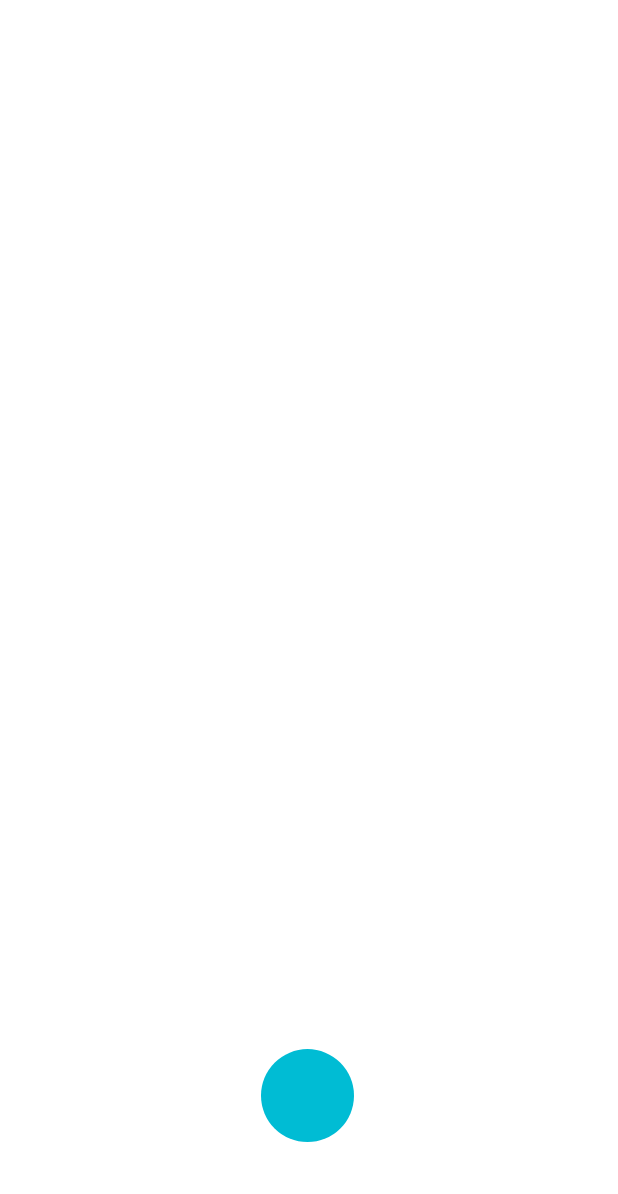
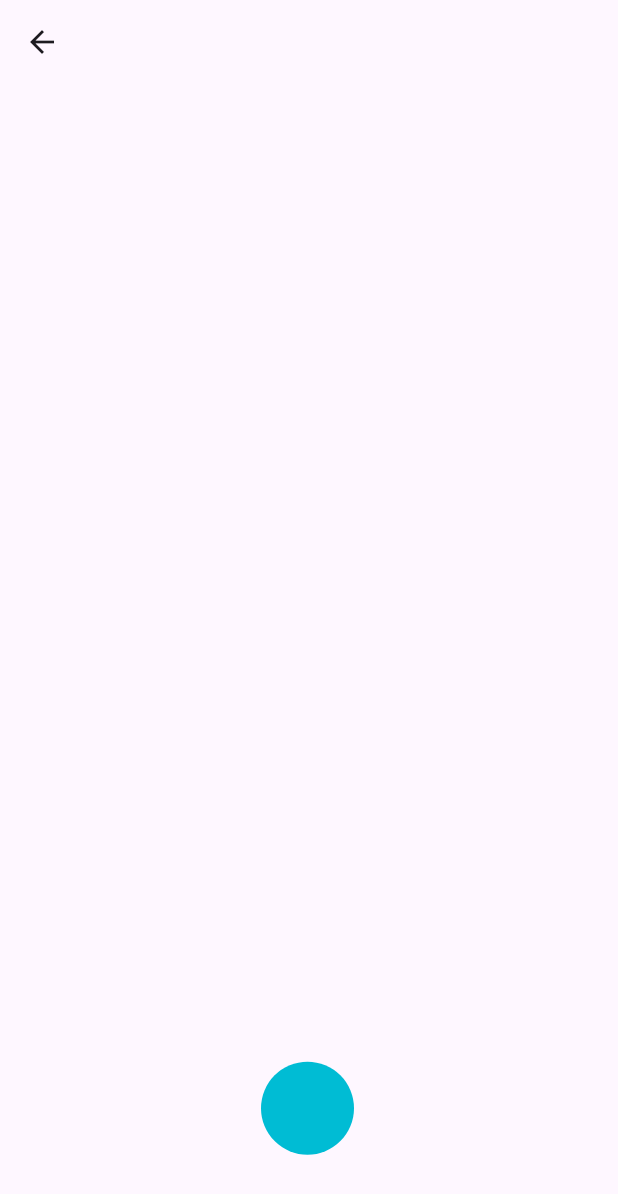
Before and after one commit to Leonamin/shrew_kit, a Flutter app: the ConcentricView screen opened by its route, on a phone screen of 412 x 824 dp. Shown: the top 1194 px of the screen. Run offline on Flutter 3.47's test engine with Material 2 defaults, Android fonts, the phone set to English and light mode, and no system bars; our stand-ins replace flutter_svg, go_router.

Commit message:
# EDIT - 앱바 뒤로가기

```diff
--- a/lib/view/concentric/concentric_view.dart
+++ b/lib/view/concentric/concentric_view.dart
@@ -24,7 +24,9 @@ class _ConcentricViewState extends State<ConcentricView>
 
   @override
   Widget build(BuildContext context) {
-    return AnimatedBuilder(
+    return Scaffold(
+      appBar: AppBar(),
+      body: AnimatedBuilder(
         animation: _controller,
         builder: (context, child) {
           return ClipPath(
@@ -60,6 +62,7 @@ class _ConcentricViewState extends State<ConcentricView>
             ),
           );
         },
+      ),
     );
   }
 }
--- a/lib/view/cube_transition/cube_hamster_view.dart
+++ b/lib/view/cube_transition/cube_hamster_view.dart
@@ -11,6 +11,7 @@ class CubeHamsterView extends StatelessWidget {
   @override
   Widget build(BuildContext context) {
     return Scaffold(
+      appBar: AppBar(),
       body: GestureDetector(
         onTap: () => onTapMain(context),
         child: const Center(
--- a/lib/view/cube_transition/cube_shrew_view.dart
+++ b/lib/view/cube_transition/cube_shrew_view.dart
@@ -8,6 +8,7 @@ class CubeShrewView extends StatelessWidget {
   @override
   Widget build(BuildContext context) {
     return Scaffold(
+      appBar: AppBar(),
       body: GestureDetector(
         onTap: () => onTapMain(context),
         child: const Center(
--- a/lib/view/transition/fadeinout/fadeinout_view.dart
+++ b/lib/view/transition/fadeinout/fadeinout_view.dart
@@ -24,6 +24,7 @@ class _FadeInOutViewState extends State<FadeInOutView>
   @override
   Widget build(BuildContext context) {
     return Scaffold(
+      appBar: AppBar(),
       body: Stack(
         children: [
           Container(
```
Lines whose indentation alone changed are shown as unchanged.
